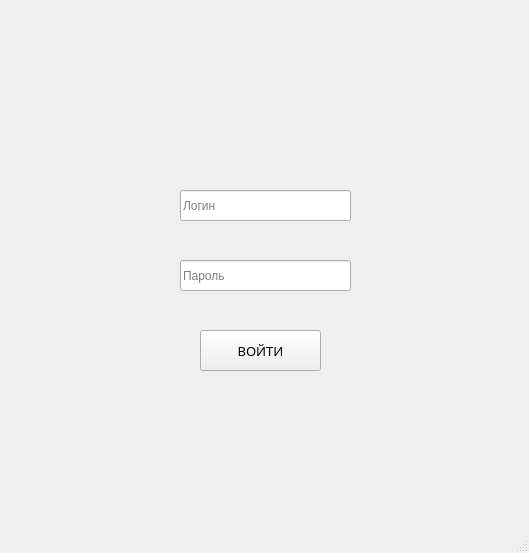
Old version of the form messenger/auth/auth.ui in the repository Erneskaa/messenger.
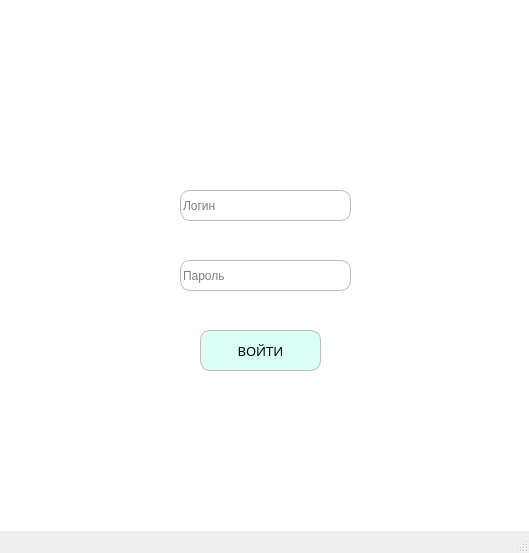
New version of the form.

Commit message: upd: Изменение интерфейса авторизационного окна и самого мессенджера

```diff
--- a/messenger/auth/auth.ui
+++ b/messenger/auth/auth.ui
@@ -17,6 +17,11 @@
    <string notr="true"/>
   </property>
   <widget class="QWidget" name="centralwidget">
+   <property name="styleSheet">
+    <string notr="true">QWidget{
+background-color: white
+}</string>
+   </property>
    <widget class="QLineEdit" name="login">
     <property name="geometry">
      <rect>
@@ -26,6 +31,12 @@
       <height>31</height>
      </rect>
     </property>
+    <property name="styleSheet">
+     <string notr="true">QLineEdit{
+border: 1px solid rgb(188, 188, 186);
+border-radius: 10px;
+}</string>
+    </property>
     <property name="text">
      <string/>
     </property>
@@ -42,6 +53,12 @@
       <height>31</height>
      </rect>
     </property>
+    <property name="styleSheet">
+     <string notr="true">QLineEdit{
+border: 1px solid rgb(188, 188, 186);
+border-radius: 10px;
+}</string>
+    </property>
     <property name="placeholderText">
      <string>Пароль</string>
     </property>
@@ -68,7 +85,11 @@
      </font>
     </property>
     <property name="styleSheet">
-     <string notr="true"/>
+     <string notr="true">QPushButton{
+border: 1px solid rgb(188, 188, 186);
+border-radius: 10px;
+background-color: rgb(219, 255, 246)
+}</string>
     </property>
     <property name="text">
      <string>ВОЙТИ</string>
```
The commit also changes 1 other file.
